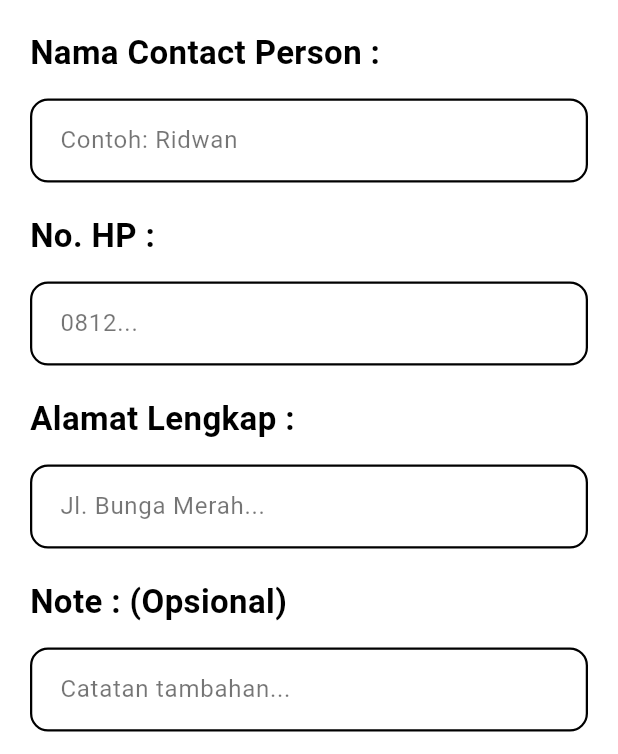
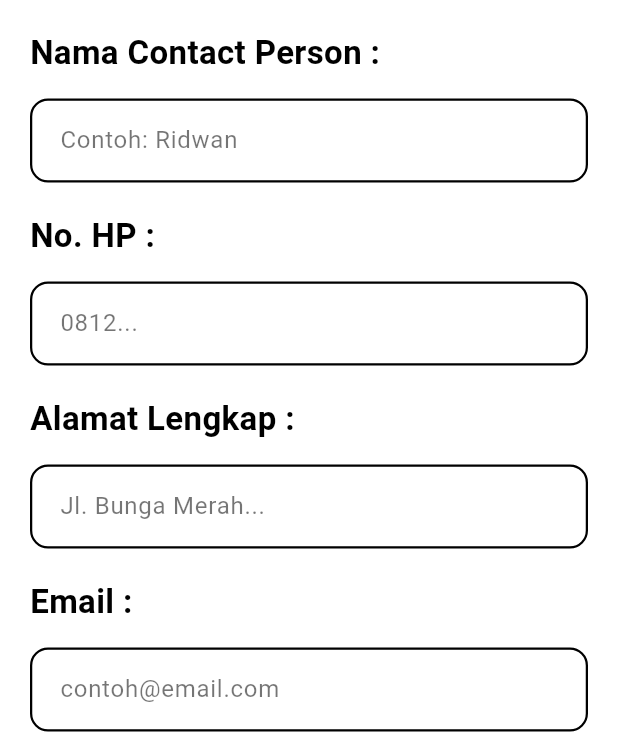
Before and after one commit to DenShubi/GudangKu, a Flutter app: the SupplierAddPage screen opened directly, on a phone screen of 412 x 824 dp, the part 482-1236 px from its top. Run offline on Flutter 3.47's test engine with Material 3 defaults, Android fonts, the phone set to English and light mode, and no system bars; our stand-ins replace image_picker, supabase_flutter; accounts and stored records are empty; Roboto replaces fonts that are missing (SFPro).

Commit message:
Add email field in Supplier Add

```diff
--- a/lib/features/supplier/data/models/supplier_model.dart
+++ b/lib/features/supplier/data/models/supplier_model.dart
@@ -4,6 +4,7 @@ class SupplierModel {
   final String contactPerson;
   final String phone;
   final String address;
+  final String email;    // Field email
   final String notes;   // Konsisten menggunakan 'notes' sesuai Database
   final String? imageUrl; // [BARU] Field gambar
 
@@ -13,6 +14,7 @@ class SupplierModel {
     required this.contactPerson,
     required this.phone,
     required this.address,
+    required this.email,
     required this.notes,
     this.imageUrl, // [BARU]
   });
@@ -28,6 +30,7 @@ class SupplierModel {
       contactPerson: json['contact_person'] ?? '',
       phone: json['phone'] ?? '',
       address: json['address'] ?? '',
+      email: json['email'] ?? '',
 
       // Database: 'notes' -> Dart: 'notes'
       notes: json['notes'] ?? '',
@@ -44,6 +47,7 @@ class SupplierModel {
       'contact_person': contactPerson,
       'phone': phone,
       'address': address,
+      'email': email,
       'notes': notes,
       'image_url': imageUrl, // Sertakan ini juga
     };
--- a/lib/features/supplier/data/repositories/supplier_repository.dart
+++ b/lib/features/supplier/data/repositories/supplier_repository.dart
@@ -31,6 +31,7 @@ class SupplierRepository {
     required String contactPerson,
     required String phone,
     required String address,
+    required String email,
     required String notes,
     File? imageFile,
   }) async {
@@ -53,6 +54,7 @@ class SupplierRepository {
         'contact_person': contactPerson,
         'phone': phone,
         'address': address,
+        'email': email,
 
         // [UBAH INI] Dari 'note' menjadi 'notes'
         // Pastikan nama ini SAMA PERSIS dengan nama kolom di Supabase Table Editor
@@ -73,6 +75,7 @@ class SupplierRepository {
     required String contactPerson,
     required String phone,
     required String address,
+    required String email,
     required String notes,
     String? oldImageUrl,
     File? newImageFile,
@@ -97,6 +100,7 @@ class SupplierRepository {
         'contact_person': contactPerson,
         'phone': phone,
         'address': address,
+        'email': email,
         'notes': notes,
         'image_url': imageUrl,
       }).eq('id', id);
--- a/lib/features/supplier/presentation/pages/supplier_add_page.dart
+++ b/lib/features/supplier/presentation/pages/supplier_add_page.dart
@@ -19,6 +19,7 @@ class _SupplierAddPageState extends State<SupplierAddPage> {
   final TextEditingController _cpController = TextEditingController();
   final TextEditingController _phoneController = TextEditingController();
   final TextEditingController _addressController = TextEditingController();
+  final TextEditingController _emailController = TextEditingController();
   final TextEditingController _noteController = TextEditingController();
 
   File? _imageFile;
@@ -38,6 +39,7 @@ class _SupplierAddPageState extends State<SupplierAddPage> {
     _cpController.dispose();
     _phoneController.dispose();
     _addressController.dispose();
+    _emailController.dispose();
     _noteController.dispose();
     super.dispose();
   }
@@ -168,6 +170,12 @@ class _SupplierAddPageState extends State<SupplierAddPage> {
               ),
 
               CustomTextField(
+                label: "Email :",
+                hint: "contoh@email.com",
+                controller: _emailController,
+              ),
+
+              CustomTextField(
                 label: "Note : (Opsional)",
                 hint: "Catatan tambahan...",
                 controller: _noteController,
@@ -199,6 +207,7 @@ class _SupplierAddPageState extends State<SupplierAddPage> {
                         _cpController.text,
                         _phoneController.text,
                         _addressController.text,
+                        _emailController.text,
                         _noteController.text,
                         imageFile: _imageFile, // Sending the image file
                       );
--- a/lib/features/supplier/presentation/pages/supplier_detail_page.dart
+++ b/lib/features/supplier/presentation/pages/supplier_detail_page.dart
@@ -136,6 +136,7 @@ class SupplierDetailPage extends StatelessWidget {
                     currentContactPerson: contactPerson,
                     currentPhone: phone,
                     currentAddress: address,
+                    currentEmail: email,
                     currentNotes: notes,
                     currentImageUrl: imageUrl,
                   ),
--- a/lib/features/supplier/presentation/pages/supplier_edit_page.dart
+++ b/lib/features/supplier/presentation/pages/supplier_edit_page.dart
@@ -13,6 +13,7 @@ class SupplierEditPage extends StatefulWidget {
   final String currentContactPerson;
   final String currentPhone;
   final String currentAddress;
+  final String currentEmail;
   final String currentNotes;
   final String? currentImageUrl;
 
@@ -23,6 +24,7 @@ class SupplierEditPage extends StatefulWidget {
     required this.currentContactPerson,
     required this.currentPhone,
     required this.currentAddress,
+    required this.currentEmail,
     required this.currentNotes,
     this.currentImageUrl,
   });
@@ -36,6 +38,7 @@ class _SupplierEditPageState extends State<SupplierEditPage> {
   late TextEditingController _cpController;
   late TextEditingController _phoneController;
   late TextEditingController _addressController;
+  late TextEditingController _emailController;
   late TextEditingController _noteController;
 
   File? _newImageFile;
@@ -48,6 +51,7 @@ class _SupplierEditPageState extends State<SupplierEditPage> {
     _cpController = TextEditingController(text: widget.currentContactPerson);
     _phoneController = TextEditingController(text: widget.currentPhone);
     _addressController = TextEditingController(text: widget.currentAddress);
+    _emailController = TextEditingController(text: widget.currentEmail);
     _noteController = TextEditingController(text: widget.currentNotes);
 
     _nameController.addListener(() {
@@ -61,6 +65,7 @@ class _SupplierEditPageState extends State<SupplierEditPage> {
     _cpController.dispose();
     _phoneController.dispose();
     _addressController.dispose();
+    _emailController.dispose();
     _noteController.dispose();
     super.dispose();
   }
@@ -212,6 +217,12 @@ class _SupplierEditPageState extends State<SupplierEditPage> {
               ),
 
               CustomTextField(
+                label: "Email :",
+                hint: "contoh@email.com",
+                controller: _emailController,
+              ),
+
+              CustomTextField(
                 label: "Note : (Opsional)",
                 hint: "Catatan tambahan...",
                 controller: _noteController,
@@ -238,6 +249,7 @@ class _SupplierEditPageState extends State<SupplierEditPage> {
                     contactPerson: _cpController.text,
                     phone: _phoneController.text,
                     address: _addressController.text,
+                    email: _emailController.text,
                     notes: _noteController.text,
                     oldImageUrl: widget.currentImageUrl,
                     newImageFile: _newImageFile,
--- a/lib/features/supplier/presentation/pages/supplier_list_page.dart
+++ b/lib/features/supplier/presentation/pages/supplier_list_page.dart
@@ -71,7 +71,7 @@ class _SupplierListPageState extends State<SupplierListPage> {
                                   id: supplier.id,
                                   name: supplier.name,
                                   address: supplier.address,
-                                  email: "-",
+                                  email: supplier.email,
                                   phone: supplier.phone,
                                   contactPerson: supplier.contactPerson,
                                   notes: supplier.notes,
--- a/lib/features/supplier/presentation/providers/supplier_provider.dart
+++ b/lib/features/supplier/presentation/providers/supplier_provider.dart
@@ -35,6 +35,7 @@ class SupplierProvider extends ChangeNotifier {
     String contactPerson,
     String phone,
     String address,
+    String email,
     String notes, {
     File? imageFile,
   }) async {
@@ -48,6 +49,7 @@ class SupplierProvider extends ChangeNotifier {
         contactPerson: contactPerson,
         phone: phone,
         address: address,
+        email: email,
         notes: notes,
         imageFile: imageFile, // Teruskan ke Repository
       );
@@ -70,6 +72,7 @@ class SupplierProvider extends ChangeNotifier {
     required String contactPerson,
     required String phone,
     required String address,
+    required String email,
     required String notes,
     String? oldImageUrl,
     File? newImageFile,
@@ -85,6 +88,7 @@ class SupplierProvider extends ChangeNotifier {
         contactPerson: contactPerson,
         phone: phone,
         address: address,
+        email: email,
         notes: notes,
         oldImageUrl: oldImageUrl,
         newImageFile: newImageFile,
```
